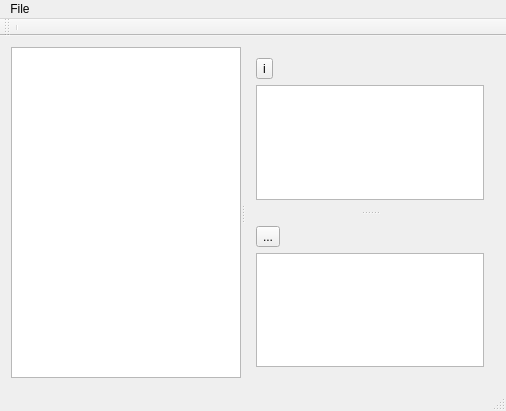
Qt form mainwindow.ui (amdevelop/questmaker) before a commit.
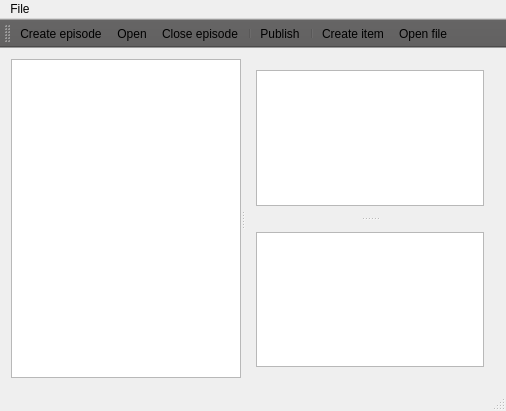
The same form after that commit. Icons and pictures are not drawn. Custom widgets are drawn as their Qt base class.

The edit to the form file:
```diff
--- a/mainwindow.ui
+++ b/mainwindow.ui
@@ -11,7 +11,7 @@
    </rect>
   </property>
   <property name="windowTitle">
-   <string>MainWindow</string>
+   <string>The Quest Maker</string>
   </property>
   <widget class="QWidget" name="centralWidget">
    <layout class="QGridLayout" name="gridLayout_2">
@@ -27,60 +27,13 @@
        </property>
        <widget class="QWidget" name="layoutWidget">
         <layout class="QGridLayout" name="gridLayout">
-         <item row="0" column="0">
-          <widget class="QToolButton" name="toolCreateItem">
-           <property name="text">
-            <string>i</string>
-           </property>
-           <property name="checkable">
-            <bool>true</bool>
-           </property>
-          </widget>
-         </item>
-         <item row="0" column="1">
-          <spacer name="horizontalSpacer">
-           <property name="orientation">
-            <enum>Qt::Horizontal</enum>
-           </property>
-           <property name="sizeHint" stdset="0">
-            <size>
-             <width>40</width>
-             <height>20</height>
-            </size>
-           </property>
-          </spacer>
-         </item>
-         <item row="1" column="0" colspan="2">
+         <item row="0" column="0" colspan="2">
           <widget class="QuestTree" name="treeView"/>
          </item>
         </layout>
        </widget>
-       <widget class="QWidget" name="">
+       <widget class="QWidget" name="layoutWidget">
         <layout class="QVBoxLayout" name="verticalLayout">
-         <item>
-          <layout class="QHBoxLayout" name="horizontalLayout">
-           <item>
-            <widget class="QToolButton" name="toolOpenFile">
-             <property name="text">
-              <string>...</string>
-             </property>
-            </widget>
-           </item>
-           <item>
-            <spacer name="horizontalSpacer_2">
-             <property name="orientation">
-              <enum>Qt::Horizontal</enum>
-             </property>
-             <property name="sizeHint" stdset="0">
-              <size>
-               <width>188</width>
-               <height>20</height>
-              </size>
-             </property>
-            </spacer>
-           </item>
-          </layout>
-         </item>
          <item>
           <widget class="QTableView" name="tableView">
            <attribute name="verticalHeaderVisible">
@@ -96,13 +49,222 @@
    </layout>
   </widget>
   <widget class="QToolBar" name="mainToolBar">
+   <property name="palette">
+    <palette>
+     <active>
+      <colorrole role="Button">
+       <brush brushstyle="SolidPattern">
+        <color alpha="255">
+         <red>98</red>
+         <green>97</green>
+         <blue>97</blue>
+        </color>
+       </brush>
+      </colorrole>
+      <colorrole role="Light">
+       <brush brushstyle="SolidPattern">
+        <color alpha="255">
+         <red>98</red>
+         <green>97</green>
+         <blue>97</blue>
+        </color>
+       </brush>
+      </colorrole>
+      <colorrole role="BrightText">
+       <brush brushstyle="SolidPattern">
+        <color alpha="255">
+         <red>98</red>
+         <green>97</green>
+         <blue>97</blue>
+        </color>
+       </brush>
+      </colorrole>
+      <colorrole role="Base">
+       <brush brushstyle="SolidPattern">
+        <color alpha="255">
+         <red>98</red>
+         <green>97</green>
+         <blue>97</blue>
+        </color>
+       </brush>
+      </colorrole>
+      <colorrole role="Window">
+       <brush brushstyle="SolidPattern">
+        <color alpha="255">
+         <red>98</red>
+         <green>97</green>
+         <blue>97</blue>
+        </color>
+       </brush>
+      </colorrole>
+      <colorrole role="AlternateBase">
+       <brush brushstyle="SolidPattern">
+        <color alpha="255">
+         <red>98</red>
+         <green>97</green>
+         <blue>97</blue>
+        </color>
+       </brush>
+      </colorrole>
+      <colorrole role="NoRole">
+       <brush brushstyle="SolidPattern">
+        <color alpha="255">
+         <red>98</red>
+         <green>97</green>
+         <blue>97</blue>
+        </color>
+       </brush>
+      </colorrole>
+     </active>
+     <inactive>
+      <colorrole role="Button">
+       <brush brushstyle="SolidPattern">
+        <color alpha="255">
+         <red>98</red>
+         <green>97</green>
+         <blue>97</blue>
+        </color>
+       </brush>
+      </colorrole>
+      <colorrole role="Light">
+       <brush brushstyle="SolidPattern">
+        <color alpha="255">
+         <red>98</red>
+         <green>97</green>
+         <blue>97</blue>
+        </color>
+       </brush>
+      </colorrole>
+      <colorrole role="BrightText">
+       <brush brushstyle="SolidPattern">
+        <color alpha="255">
+         <red>98</red>
+         <green>97</green>
+         <blue>97</blue>
+        </color>
+       </brush>
+      </colorrole>
+      <colorrole role="Base">
+       <brush brushstyle="SolidPattern">
+        <color alpha="255">
+         <red>98</red>
+         <green>97</green>
+         <blue>97</blue>
+        </color>
+       </brush>
+      </colorrole>
+      <colorrole role="Window">
+       <brush brushstyle="SolidPattern">
+        <color alpha="255">
+         <red>98</red>
+         <green>97</green>
+         <blue>97</blue>
+        </color>
+       </brush>
+      </colorrole>
+      <colorrole role="AlternateBase">
+       <brush brushstyle="SolidPattern">
+        <color alpha="255">
+         <red>98</red>
+         <green>97</green>
+         <blue>97</blue>
+        </color>
+       </brush>
+      </colorrole>
+      <colorrole role="NoRole">
+       <brush brushstyle="SolidPattern">
+        <color alpha="255">
+         <red>0</red>
+         <green>0</green>
+         <blue>0</blue>
+        </color>
+       </brush>
+      </colorrole>
+     </inactive>
+     <disabled>
+      <colorrole role="Button">
+       <brush brushstyle="SolidPattern">
+        <color alpha="255">
+         <red>98</red>
+         <green>97</green>
+         <blue>97</blue>
+        </color>
+       </brush>
+      </colorrole>
+      <colorrole role="Light">
+       <brush brushstyle="SolidPattern">
+        <color alpha="255">
+         <red>98</red>
+         <green>97</green>
+         <blue>97</blue>
+        </color>
+       </brush>
+      </colorrole>
+      <colorrole role="BrightText">
+       <brush brushstyle="SolidPattern">
+        <color alpha="255">
+         <red>98</red>
+         <green>97</green>
+         <blue>97</blue>
+        </color>
+       </brush>
+      </colorrole>
+      <colorrole role="Base">
+       <brush brushstyle="SolidPattern">
+        <color alpha="255">
+         <red>98</red>
+         <green>97</green>
+         <blue>97</blue>
+        </color>
+       </brush>
+      </colorrole>
+      <colorrole role="Window">
+       <brush brushstyle="SolidPattern">
+        <color alpha="255">
+         <red>98</red>
+         <green>97</green>
+         <blue>97</blue>
+        </color>
+       </brush>
+      </colorrole>
+      <colorrole role="AlternateBase">
+       <brush brushstyle="SolidPattern">
+        <color alpha="255">
+         <red>98</red>
+         <green>97</green>
+         <blue>97</blue>
+        </color>
+       </brush>
+      </colorrole>
+      <colorrole role="NoRole">
+       <brush brushstyle="SolidPattern">
+        <color alpha="255">
+         <red>0</red>
+         <green>0</green>
+         <blue>0</blue>
+        </color>
+       </brush>
+      </colorrole>
+     </disabled>
+    </palette>
+   </property>
+   <property name="styleSheet">
+    <string notr="true"/>
+   </property>
    <attribute name="toolBarArea">
     <enum>TopToolBarArea</enum>
    </attribute>
    <attribute name="toolBarBreak">
     <bool>false</bool>
    </attribute>
+   <addaction name="actionCreate_episode"/>
+   <addaction name="actionOpen"/>
+   <addaction name="actionClose_episode"/>
    <addaction name="separator"/>
+   <addaction name="actionPublish"/>
+   <addaction name="separator"/>
+   <addaction name="actionCreate_item"/>
+   <addaction name="actionOpenFile"/>
   </widget>
   <widget class="QStatusBar" name="statusBar"/>
   <widget class="QMenuBar" name="menuBar">
@@ -119,9 +281,9 @@
      <string>File</string>
     </property>
     <addaction name="actionCreate_episode"/>
-    <addaction name="actionClose_episode"/>
-    <addaction name="separator"/>
     <addaction name="actionOpen"/>
+    <addaction name="actionClose_episode"/>
+    <addaction name="separator"/>
     <addaction name="actionPublish"/>
     <addaction name="separator"/>
     <addaction name="actionExit"/>
@@ -129,26 +291,52 @@
    <addaction name="menuFile"/>
   </widget>
   <action name="actionOpen">
+   <property name="icon">
+    <iconset resource="res.qrc">
+     <normaloff>:/50icons/37.png</normaloff>:/50icons/37.png</iconset>
+   </property>
    <property name="text">
     <string>Open...</string>
    </property>
   </action>
   <action name="actionCreate_item">
+   <property name="checkable">
+    <bool>true</bool>
+   </property>
+   <property name="icon">
+    <iconset resource="res.qrc">
+     <normaloff>:/50icons/49.png</normaloff>:/50icons/49.png</iconset>
+   </property>
    <property name="text">
     <string>Create item</string>
    </property>
   </action>
-  <action name="actionCreate">
+  <action name="actionOpenFile">
+   <property name="icon">
+    <iconset resource="res.qrc">
+     <normaloff>:/50icons/9.png</normaloff>:/50icons/9.png</iconset>
+   </property>
    <property name="text">
-    <string>Create</string>
+    <string>Open file</string>
+   </property>
+   <property name="toolTip">
+    <string>Open file</string>
    </property>
   </action>
   <action name="actionCreate_episode">
+   <property name="icon">
+    <iconset resource="res.qrc">
+     <normaloff>:/50icons/15.png</normaloff>:/50icons/15.png</iconset>
+   </property>
    <property name="text">
     <string>Create episode</string>
    </property>
   </action>
   <action name="actionClose_episode">
+   <property name="icon">
+    <iconset resource="res.qrc">
+     <normaloff>:/50icons/17.png</normaloff>:/50icons/17.png</iconset>
+   </property>
    <property name="text">
     <string>Close episode</string>
    </property>
@@ -159,6 +347,10 @@
    </property>
   </action>
   <action name="actionPublish">
+   <property name="icon">
+    <iconset resource="res.qrc">
+     <normaloff>:/50icons/14.png</normaloff>:/50icons/14.png</iconset>
+   </property>
    <property name="text">
     <string>Publish...</string>
    </property>
```
Left out of the diff: 4 changed lines with no effect on the pictures.
